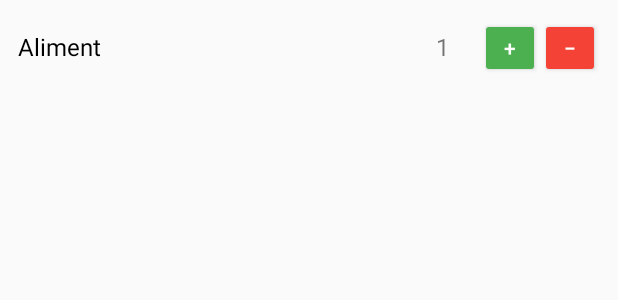
After one commit to dyhia122/MonFrigoIntelligent, an Android app built with Jetpack Compose: the layout item_aliment.xml on its own in the app's theme, with its tools: preview values and no code run, on a phone screen of 412 x 824 dp. The commit adds this screen. Shown: the top 300 px of the screen. Run offline under Robolectric (Android 15) with nearby library versions, the phone set to English and light mode, and no system bars.

Commit message:
augmenter les quantites des aliments

```diff
--- a/app/src/main/res/layout/activity_frigo.xml
+++ b/app/src/main/res/layout/activity_frigo.xml
@@ -5,6 +5,7 @@
     android:orientation="vertical"
     android:padding="24dp"
     android:background="#F3F7FB">
+
     <LinearLayout
         android:orientation="horizontal"
         android:layout_width="match_parent"
--- /dev/null
+++ b/app/src/main/res/layout/item_aliment.xml
@@ -0,0 +1,41 @@
+<?xml version="1.0" encoding="utf-8"?>
+<LinearLayout xmlns:android="http://schemas.android.com/apk/res/android"
+    android:layout_width="match_parent"
+    android:layout_height="wrap_content"
+    android:orientation="horizontal"
+    android:padding="12dp">
+
+    <TextView
+        android:id="@+id/textNom"
+        android:layout_width="0dp"
+        android:layout_height="wrap_content"
+        android:layout_weight="1"
+        android:text="Aliment"
+        android:textSize="16sp"
+        android:textColor="#000000"/>
+
+    <TextView
+        android:id="@+id/textQuantite"
+        android:layout_width="50dp"
+        android:layout_height="wrap_content"
+        android:gravity="center"
+        android:text="1"
+        android:textSize="16sp" />
+
+    <Button
+        android:id="@+id/btnPlus"
+        android:layout_width="40dp"
+        android:layout_height="40dp"
+        android:text="+"
+        android:backgroundTint="#4CAF50"
+        android:textColor="@android:color/white"/>
+
+    <Button
+        android:id="@+id/btnMoins"
+        android:layout_width="40dp"
+        android:layout_height="40dp"
+        android:text="−"
+        android:backgroundTint="#F44336"
+        android:textColor="@android:color/white"/>
+
+</LinearLayout>
```
Also changed, not shown: app/src/main/java/com/example/myapplication/AlimentAdapter.kt (added, +62 -0 lines), app/src/main/java/com/example/myapplication/FrigoActivity.kt (+9 -36 lines).
